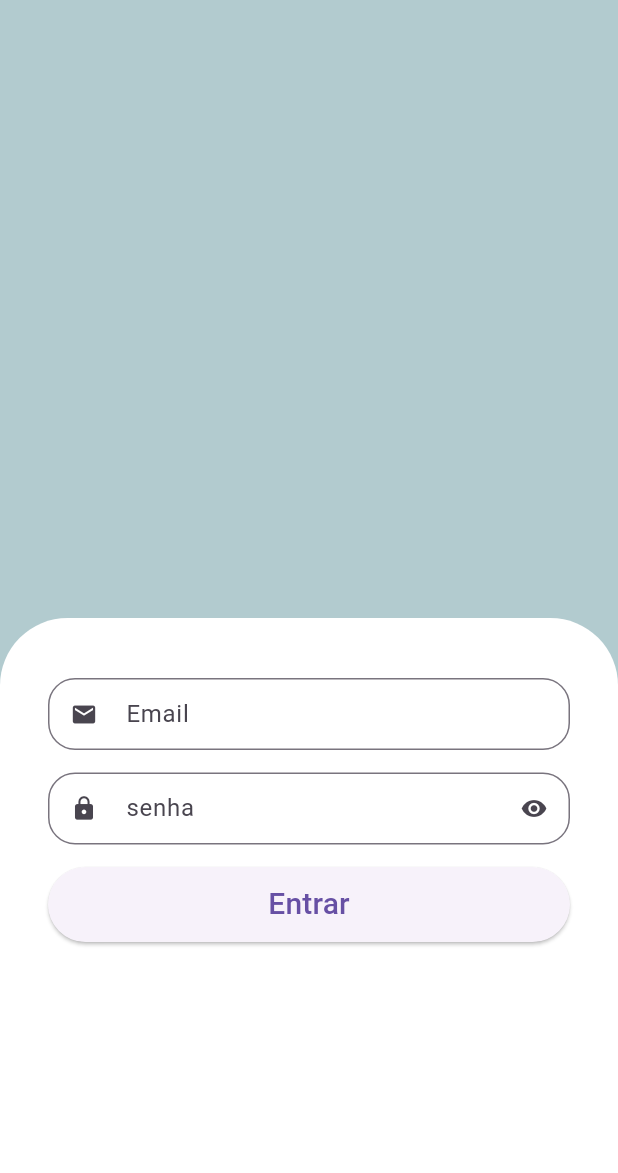
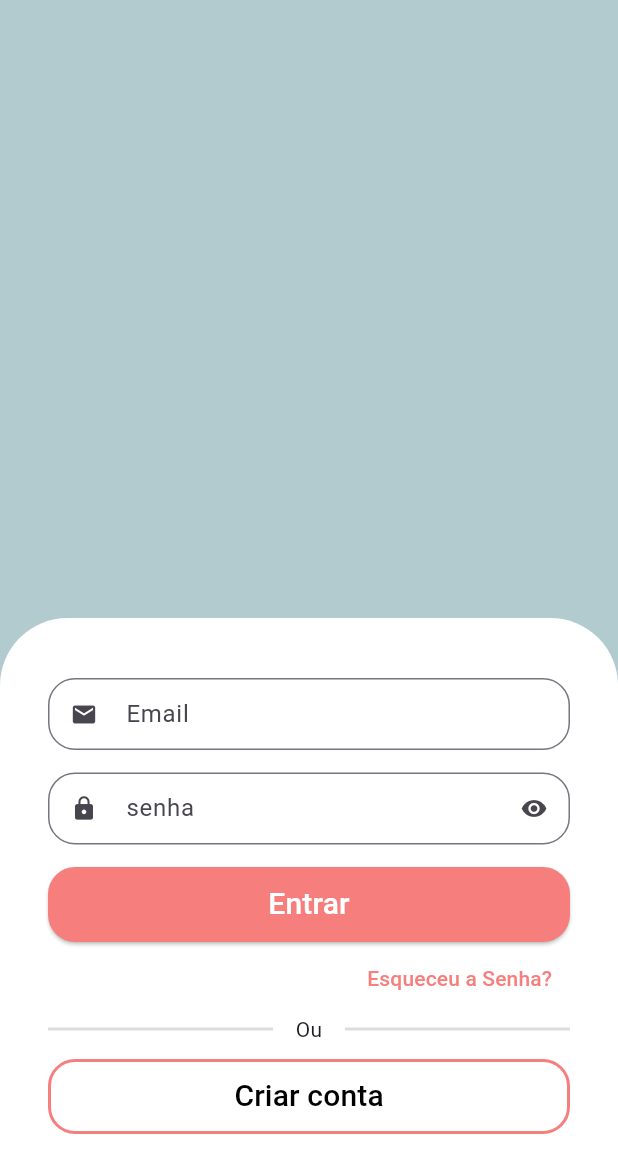
Before and after one commit to kaiky-botelho/nextbook, a Flutter app: the screen it shows after launch, on a phone screen of 412 x 824 dp. Shown: the top 1173 px of the screen. Run offline on Flutter 3.47's test engine with Material 3 defaults, Android fonts, the phone set to English and light mode, and no system bars.

Commit message:
Esqueceu_a_senha_Criar_Conta

```diff
--- a/lib/src/auth/Sign_In_Screen.dart
+++ b/lib/src/auth/Sign_In_Screen.dart
@@ -28,27 +28,95 @@ class SignInScreen extends StatelessWidget {
               child: Column(
                 crossAxisAlignment: CrossAxisAlignment.stretch,
                 children: [
-                    //Email
+                  // Email
                   const CustomTextField(
                     icon: Icons.email,
                     label: "Email",
                   ),
-                    //Senha
+
+                  // Senha
                   const CustomTextField(
                     icon: Icons.lock,
                     label: "senha",
                     isSecret: true,
                   ),
 
+                  //Botão de entrar
                   SizedBox(
                     height: 50,
                     child: ElevatedButton(
                       onPressed: () {},
-                        child: const Text('Entrar', style: TextStyle(fontSize: 20),),
+                      style: ElevatedButton.styleFrom(
+                        shape: RoundedRectangleBorder(
+                            borderRadius: BorderRadius.circular(18)),
+                        backgroundColor: Color(0xFFF67F7D),
+                        foregroundColor: Colors.white,
+                      ),
+                      child: const Text(
+                        'Entrar',
+                        style: TextStyle(fontSize: 20),
+                      ),
+                    ),
+                  ),
+
+                  //Esqueceu a senha
+                  Align(
+                    alignment: Alignment.centerRight,
+                    child: TextButton(
+                      onPressed: () {},
+                      child: const Text(
+                        'Esqueceu a Senha?',
+                        style: TextStyle(color: Color(0xFFF67F7D)),
+                      ),
+                    ),
+                  ),
+
+                  //Divisor
+                  Padding(
+                    padding: const EdgeInsets.only(bottom: 10),
+                    child: Row(
+                      children: [
+                        Expanded(
+                          child: Divider(
+                            color: Colors.grey.withAlpha(90),
+                            thickness: 2,
+                          ),
+                        ),
+                        const Padding(
+                          padding: EdgeInsets.symmetric(horizontal: 15),
+                          child: Text('Ou'),
+                        ),
+                        Expanded(
+                          child: Divider(
+                            color: Colors.grey.withAlpha(90),
+                            thickness: 2,
                           ),
                         ),
                       ],
-                )),
+                    ),
+                  ),
+
+                  //Botão de Novo Usuario
+                  SizedBox(
+                    height: 50,
+                    child: OutlinedButton(
+                      style: OutlinedButton.styleFrom(
+                        shape: RoundedRectangleBorder(
+                          borderRadius: BorderRadius.circular(18)
+                        ),
+                        side: BorderSide(
+                          width: 2,
+                          color: Color(0xFFF67F7D),
+
+                        )
+                      ),
+                      onPressed: () {},
+                      child: const Text("Criar conta", style: TextStyle(color: Colors.black, fontSize: 20), ),
+                    ),
+                  ),
+                ],
+              ),
+            ),
           ),
         ],
       ),
```
Lines whose indentation alone changed are shown as unchanged.
